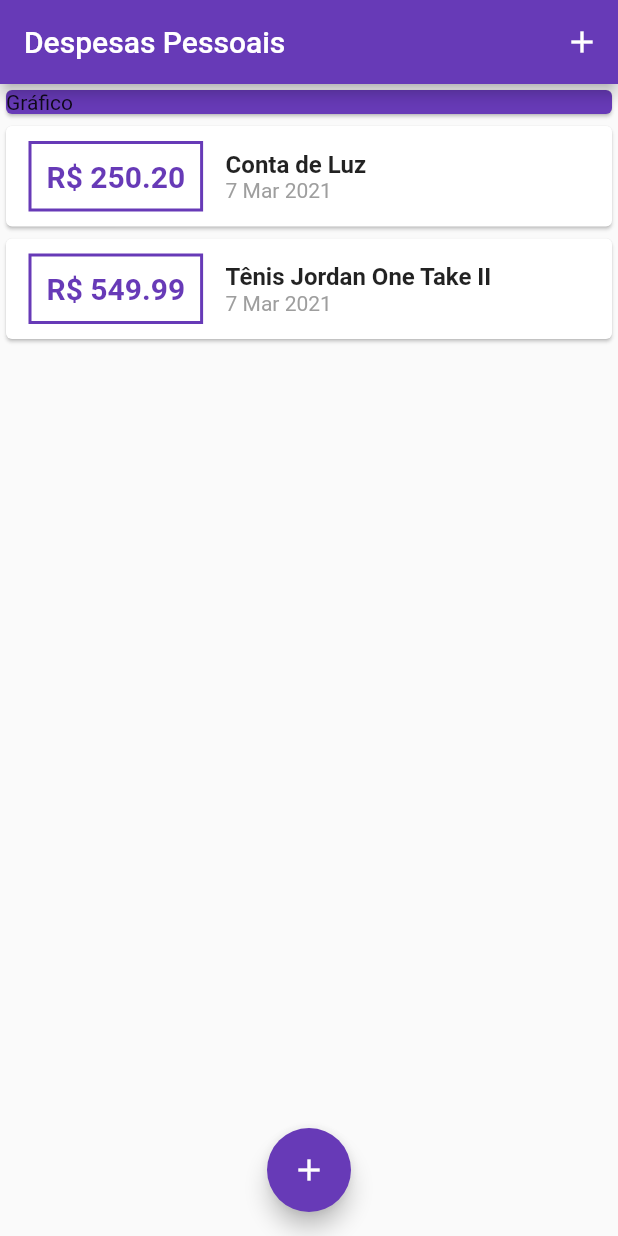
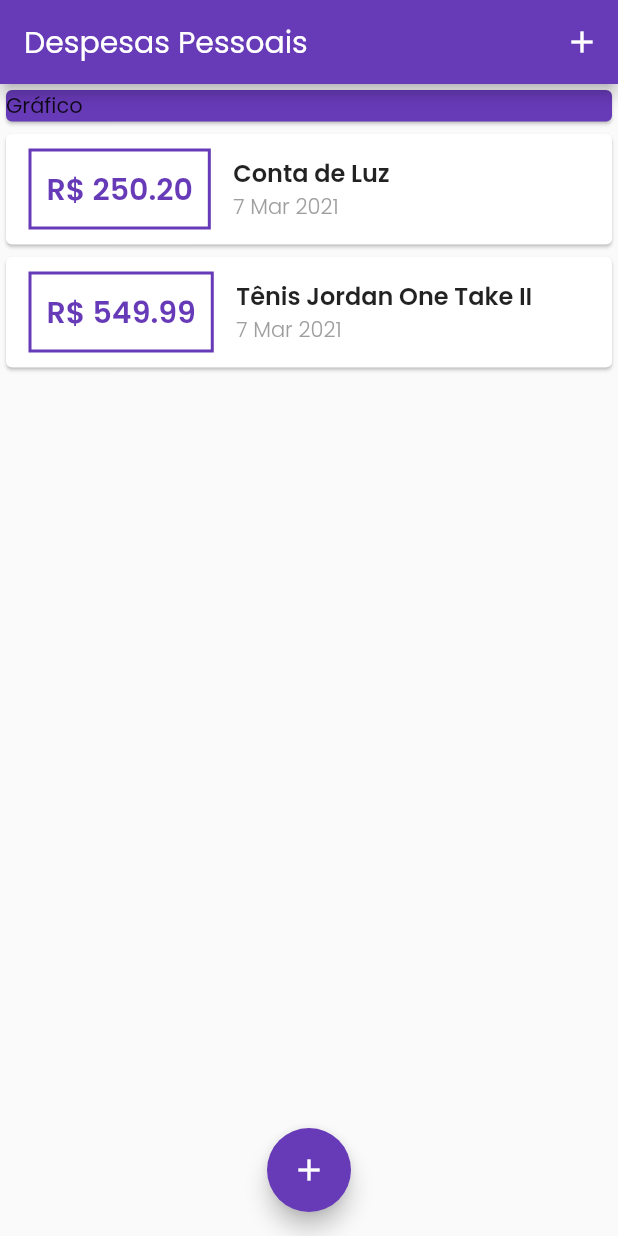
Before and after one commit to IkeSZ/expenses-app, a Flutter app: the screen it shows after launch, on a phone screen of 412 x 824 dp. Run offline on Flutter 3.47's test engine with Material 2 defaults, Android fonts, the phone set to English and light mode, and no system bars.

Commit message:
Added custom fonts

```diff
--- a/lib/components/transactionList.dart
+++ b/lib/components/transactionList.dart
@@ -45,7 +45,9 @@ class TransactionList extends StatelessWidget {
 
                   children: [
                     Text(transaction.title, style: TextStyle(fontWeight: FontWeight.bold, fontSize: 16)),
-                    Text(DateFormat('d MMM y').format(transaction.date), style: TextStyle(color: Colors.grey)),
+                    Text(DateFormat('d MMM y').format(transaction.date), style: TextStyle(
+                        color: Colors.grey, fontWeight: FontWeight.w300
+                    )),
                   ],
                 )
               ],
--- a/lib/main.dart
+++ b/lib/main.dart
@@ -17,6 +17,7 @@ class ExpensesApp extends StatelessWidget {
       home: MyHomePage(),
       theme: ThemeData(
         primarySwatch: Colors.deepPurple,
+        fontFamily: 'Poppins'
       ),
     );
   }
```
Also changed, not shown: pubspec.yaml (+8 -12 lines), assets/fonts/Poppins-Light.ttf (added), assets/fonts/Poppins-Regular.ttf (added), assets/fonts/Poppins-SemiBold.ttf (added).
